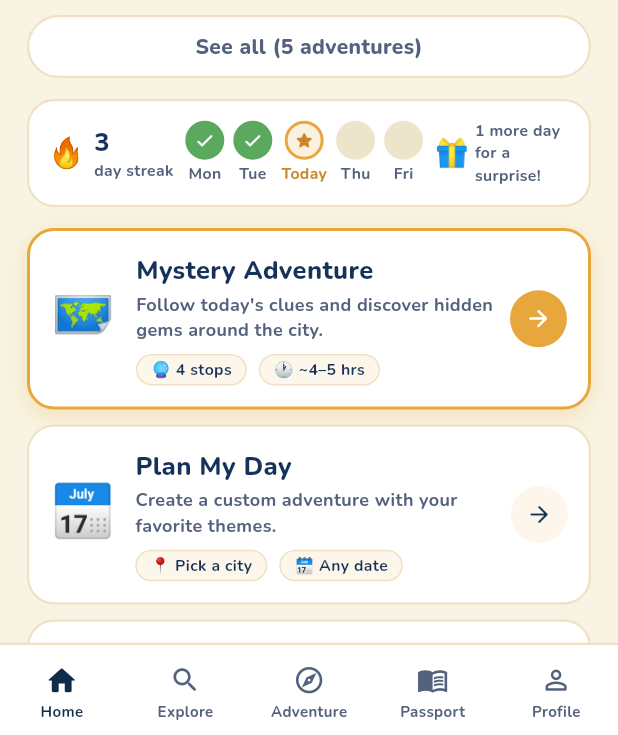
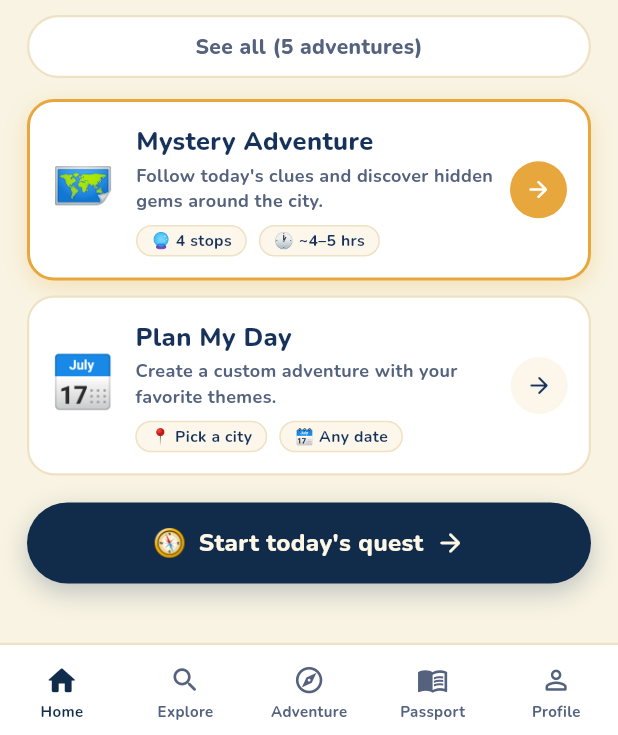
Before and after one commit to pratikHan/MysteryTravel, a Flutter app: the HomeScreen screen opened by its route, scrolled down 379 dp, on a phone screen of 412 x 824 dp, the part 501-1236 px from its top. Run offline on Flutter 3.47's test engine with Material 3 defaults, Android fonts, the phone set to English and light mode, and no system bars; our stand-ins replace audioplayers, go_router, google_fonts, lottie.

Commit message:
Home: remove streak bar and Rewards action card
Co-Authored-By: Claude Opus 5.5 <noreply@anthropic.com>

```diff
--- a/app/lib/screens/home/home_screen.dart
+++ b/app/lib/screens/home/home_screen.dart
@@ -6,7 +6,6 @@ import 'package:go_router/go_router.dart';
 
 import '../../core/motion.dart';
 import '../../core/sounds.dart';
-import '../../data/plan_fixtures.dart';
 import '../../data/plan_models.dart';
 import '../../state/app_state.dart';
 import '../../theme/tokens.dart';
@@ -61,7 +60,7 @@ class _HomeScreenState extends State<HomeScreen> {
             : 'Good evening, explorer!';
     final lines = [
       '$opener\nA new day and new little surprises are waiting for you. 💛',
-      'Your streak is on fire — ${PlanFixtures.streakCount} days and counting! 🔥',
+      'Every stop you finish earns a stamp for your passport! 🏅',
       'Two taps and today\'s quest begins. Ready when you are! 🧭',
     ];
     return lines[_bubbleIndex % lines.length];
@@ -140,9 +139,6 @@ class _HomeScreenState extends State<HomeScreen> {
                 ),
               const SizedBox(height: AppSpace.l),
             ],
-            // ---- Streak bar ----
-            _StreakBar(),
-            const SizedBox(height: AppSpace.l),
             // ---- Action cards ----
             _ActionCard(
               emoji: '🗺️',
@@ -174,14 +170,6 @@ class _HomeScreenState extends State<HomeScreen> {
                     .setExplorationMode(ExplorationMode.planned);
                 context.go('/plan');
               },
-            ),
-            const SizedBox(height: AppSpace.s + 2),
-            _ActionCard(
-              emoji: '🏅',
-              title: 'Rewards',
-              blurb: 'See your stamps, streaks and special surprises.',
-              pills: const ['🎁 5 stamps collected'],
-              onTap: () => context.go('/passport'),
             ),
             const SizedBox(height: AppSpace.xl),
             // ---- CTA ----
@@ -765,86 +753,6 @@ class _CompactAdventureCard extends StatelessWidget {
 }
 
 // ---------------------------------------------------------------------------
-// Streak bar
-// ---------------------------------------------------------------------------
-
-class _StreakBar extends StatelessWidget {
-  @override
-  Widget build(BuildContext context) {
-    final c = context.colors;
-    return Container(
-      padding: const EdgeInsets.symmetric(
-          horizontal: AppSpace.m, vertical: AppSpace.m),
-      decoration: BoxDecoration(
-        color: c.surface,
-        borderRadius: BorderRadius.circular(AppRadius.card),
-        border: Border.all(color: c.border, width: 1.5),
-      ),
-      child: Row(
-        children: [
-          const Text('🔥', style: TextStyle(fontSize: 20)),
-          const SizedBox(width: AppSpace.xs + 2),
-          Column(
-            crossAxisAlignment: CrossAxisAlignment.start,
-            children: [
-              AppText('${PlanFixtures.streakCount}', AppType.sectionHeader),
-              AppText('day streak', AppType.caption, color: c.muted),
-            ],
-          ),
-          const Spacer(),
-          for (final (label, done, isToday) in PlanFixtures.streakWeek)
-            Padding(
-              padding: const EdgeInsets.symmetric(horizontal: 3),
-              child: Column(
-                children: [
-                  isToday
-                      ? PopIn(
-                          peak: 1.3,
-                          child: Container(
-                            width: 26,
-                            height: 26,
-                            decoration: BoxDecoration(
-                              color: c.gold.softFill,
-                              shape: BoxShape.circle,
-                              border: Border.all(color: c.gold, width: 2),
-                            ),
-                            child: Icon(Icons.star_rounded,
-                                size: 14, color: c.goldDeep),
-                          ),
-                        )
-                      : Container(
-                          width: 26,
-                          height: 26,
-                          decoration: BoxDecoration(
-                            color: done ? c.success : c.lockedFill,
-                            shape: BoxShape.circle,
-                          ),
-                          child: done
-                              ? const Icon(Icons.check_rounded,
-                                  size: 14, color: Colors.white)
-                              : null,
-                        ),
-                  const SizedBox(height: 2),
-                  AppText(label, AppType.caption,
-                      color: isToday ? c.goldDeep : c.muted),
-                ],
-              ),
-            ),
-          const Spacer(),
-          const Text('🎁', style: TextStyle(fontSize: 18)),
-          const SizedBox(width: AppSpace.xs),
-          SizedBox(
-            width: 64,
-            child: AppText('1 more day for a surprise!', AppType.caption,
-                color: c.muted),
-          ),
-        ],
-      ),
-    );
-  }
-}
-
-// ---------------------------------------------------------------------------
 // Action cards
 // ---------------------------------------------------------------------------
 
```
Also changed, not shown: 1 other file.
